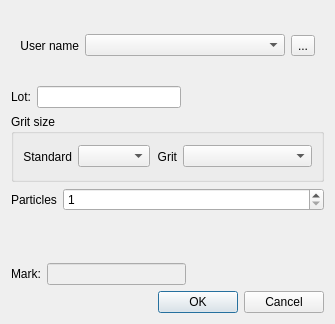
Above: dda_ctrl/sessiondialog.ui from olegyurchenko/dda-control before the change. Below: the same form after it.
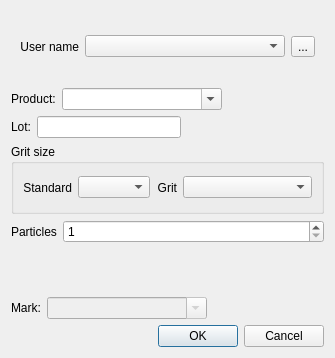
That is the form after the change. Icons and pictures are not drawn.

Commit message: Add session.product

```diff
--- a/dda_ctrl/sessiondialog.ui
+++ b/dda_ctrl/sessiondialog.ui
@@ -6,8 +6,8 @@
    <rect>
     <x>0</x>
     <y>0</y>
-    <width>332</width>
-    <height>324</height>
+    <width>317</width>
+    <height>358</height>
    </rect>
   </property>
   <property name="windowTitle">
@@ -73,6 +73,43 @@
      </layout>
     </widget>
    </item>
+   <item>
+    <layout class="QHBoxLayout" name="horizontalLayout_6">
+     <item>
+      <widget class="QLabel" name="label_4">
+       <property name="text">
+        <string>Product:</string>
+       </property>
+      </widget>
+     </item>
+     <item>
+      <widget class="QComboBox" name="productCombo">
+       <property name="minimumSize">
+        <size>
+         <width>160</width>
+         <height>0</height>
+        </size>
+       </property>
+       <property name="editable">
+        <bool>true</bool>
+       </property>
+      </widget>
+     </item>
+     <item>
+      <spacer name="horizontalSpacer_3">
+       <property name="orientation">
+        <enum>Qt::Horizontal</enum>
+       </property>
+       <property name="sizeHint" stdset="0">
+        <size>
+         <width>40</width>
+         <height>20</height>
+        </size>
+       </property>
+      </spacer>
+     </item>
+    </layout>
+   </item>
    <item>
     <layout class="QHBoxLayout" name="horizontalLayout_5">
      <item>
@@ -199,10 +236,19 @@
       </widget>
      </item>
      <item>
-      <widget class="QLineEdit" name="markEdit">
+      <widget class="QComboBox" name="markCombo">
        <property name="enabled">
         <bool>false</bool>
        </property>
+       <property name="minimumSize">
+        <size>
+         <width>160</width>
+         <height>0</height>
+        </size>
+       </property>
+       <property name="editable">
+        <bool>true</bool>
+       </property>
       </widget>
      </item>
      <item>
@@ -222,6 +268,19 @@
    </item>
    <item>
     <layout class="QHBoxLayout" name="horizontalLayout_3">
+     <item>
+      <spacer name="horizontalSpacer_4">
+       <property name="orientation">
+        <enum>Qt::Horizontal</enum>
+       </property>
+       <property name="sizeHint" stdset="0">
+        <size>
+         <width>40</width>
+         <height>20</height>
+        </size>
+       </property>
+      </spacer>
+     </item>
      <item>
       <widget class="QDialogButtonBox" name="buttonBox">
        <property name="standardButtons">
```
The commit also changes 18 other files.
